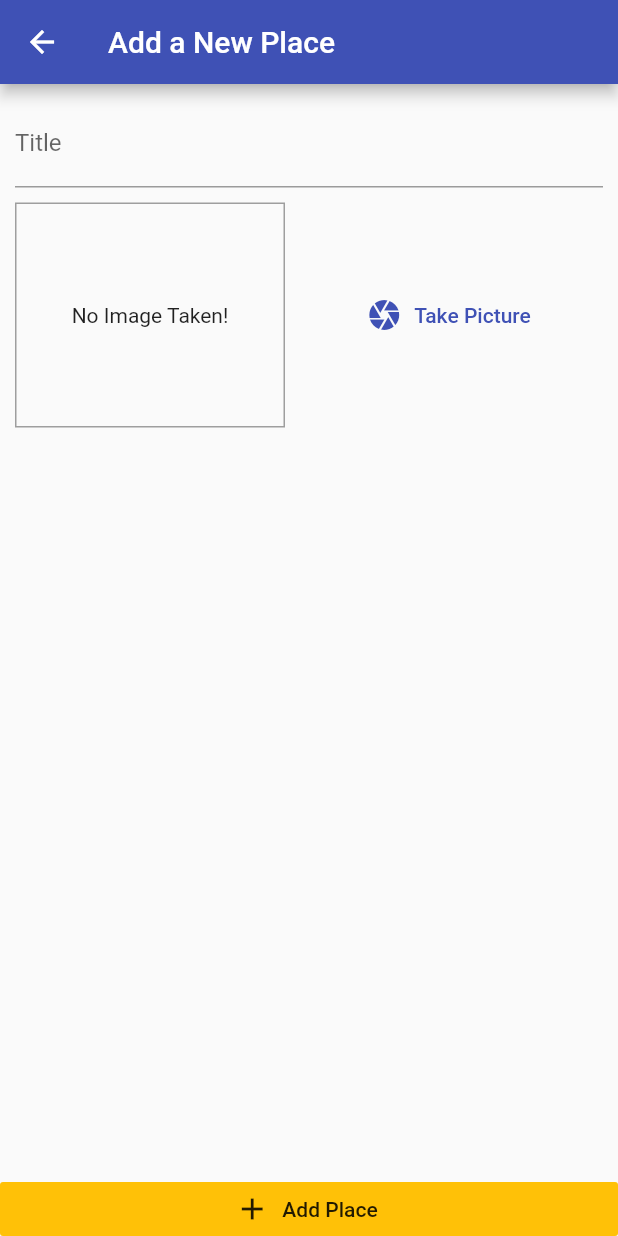
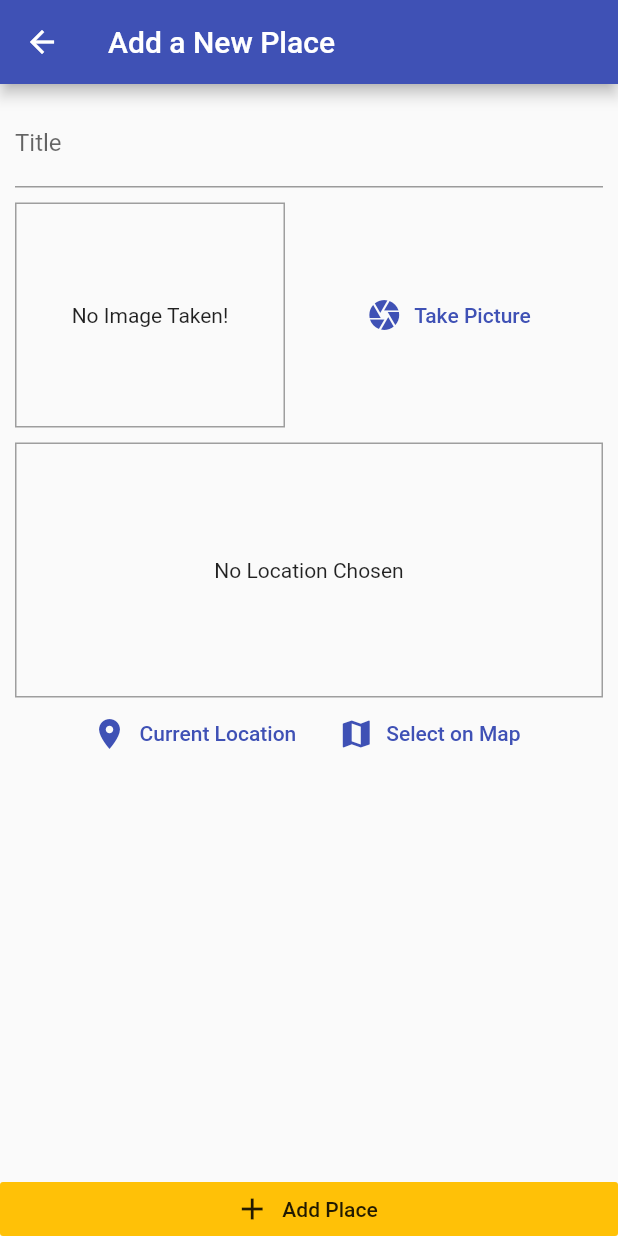
Before and after one commit to taydinadnan/Places_app, a Flutter app: the screen it shows after launch, after a tap on the "add" icon, on a phone screen of 412 x 824 dp. Run offline on Flutter 3.47's test engine with Material 2 defaults, Android fonts, the phone set to English and light mode, and no system bars; our stand-ins replace image_picker, location, sqflite; accounts and stored records are empty.

Commit message:
sqlite,Storing/Fetching Data with SQLite, Fetching User coordinates

```diff
--- /dev/null
+++ b/lib/helpers/db_helper.dart
@@ -0,0 +1,28 @@
+import 'package:sqflite/sqflite.dart' as sql;
+import 'package:path/path.dart' as path;
+import 'package:sqflite/sqlite_api.dart';
+
+class DBHelper {
+  static Future<Database> database() async {
+    final dbPath = await sql.getDatabasesPath();
+    return sql.openDatabase(path.join(dbPath, 'places.db'),
+        onCreate: (db, version) {
+      return db.execute(
+          'CREATE TABLE user_places(id TEXT PRIMARY KEY,title TEXT,image TEXT)');
+    }, version: 1);
+  }
+
+  static Future<void> insert(String table, Map<String, Object> data) async {
+    final db = await DBHelper.database();
+    db.insert(
+      table,
+      data,
+      conflictAlgorithm: ConflictAlgorithm.replace,
+    );
+  }
+
+  static Future<List<Map<String, dynamic>>> getData(String table) async {
+    final db = await DBHelper.database();
+    return db.query(table);
+  }
+}
--- a/lib/providers/great_places.dart
+++ b/lib/providers/great_places.dart
@@ -3,6 +3,7 @@ import 'dart:io';
 import 'package:flutter/foundation.dart';
 
 import '../models/place.dart';
+import '../helpers/db_helper.dart';
 
 class GreatPlaces with ChangeNotifier {
   List<Place> _items = [];
@@ -23,5 +24,25 @@ class GreatPlaces with ChangeNotifier {
     );
     _items.add(newPlace);
     notifyListeners();
+    DBHelper.insert('user_places', {
+      'id': newPlace.id,
+      'title': newPlace.title,
+      'image': newPlace.image.path,
+    });
+  }
+
+  Future<void> fetchAndSetPlaces() async {
+    final dataList = await DBHelper.getData('user_places');
+    _items = dataList
+        .map(
+          (item) => Place(
+            id: item['id'],
+            title: item['title'],
+            image: File(item['image']),
+            location: null,
+          ),
+        )
+        .toList();
+    notifyListeners();
   }
 }
--- a/lib/screens/add_place_screen.dart
+++ b/lib/screens/add_place_screen.dart
@@ -5,6 +5,7 @@ import 'package:provider/provider.dart';
 
 import '../widgets/image_input.dart';
 import '/providers/great_places.dart';
+import '../widgets/location_input.dart';
 
 class AddPlaceScreen extends StatefulWidget {
   static const routeName = '/add-place';
@@ -53,6 +54,10 @@ class _AddPlaceScreenState extends State<AddPlaceScreen> {
                       height: 10,
                     ),
                     ImageInput(_selectImage),
+                    SizedBox(
+                      height: 10,
+                    ),
+                    LocationInput(),
                   ],
                 ),
               ),
--- a/lib/screens/places_list_screen.dart
+++ b/lib/screens/places_list_screen.dart
@@ -19,7 +19,13 @@ class PlacesListScreen extends StatelessWidget {
           )
         ],
       ),
-      body: Consumer<GreatPlaces>(
+      body: FutureBuilder(
+        future: Provider.of<GreatPlaces>(context, listen: false)
+            .fetchAndSetPlaces(),
+        builder: (ctx, snapshot) => snapshot.connectionState ==
+                ConnectionState.waiting
+            ? Center(child: CircularProgressIndicator())
+            : Consumer<GreatPlaces>(
                 child: Center(
                   child: Text('Got no places yet, start adding some!'),
                 ),
@@ -40,6 +46,7 @@ class PlacesListScreen extends StatelessWidget {
                         ),
                       ),
               ),
+      ),
     );
   }
 }
--- a/lib/widgets/image_input.dart
+++ b/lib/widgets/image_input.dart
@@ -19,7 +19,6 @@ class _ImageInputState extends State<ImageInput> {
 
   Future<void> _takePicture() async {
     final picker = ImagePicker();
-    // ignore: deprecated_member_use
     final imageFile = await picker.pickImage(
       source: ImageSource.camera,
       maxWidth: 600,
--- /dev/null
+++ b/lib/widgets/location_input.dart
@@ -0,0 +1,66 @@
+import 'package:flutter/material.dart';
+import 'package:location/location.dart';
+
+class LocationInput extends StatefulWidget {
+  @override
+  _LocationInputState createState() => _LocationInputState();
+}
+
+class _LocationInputState extends State<LocationInput> {
+  String _previewImageUrl;
+
+  Future<void> _getCurrentUserLocation() async {
+    final locData = await Location().getLocation();
+    print(locData.latitude);
+    print(locData.longitude);
+  }
+
+  @override
+  Widget build(BuildContext context) {
+    return Column(
+      children: <Widget>[
+        Container(
+          height: 170,
+          width: double.infinity,
+          alignment: Alignment.center,
+          decoration: BoxDecoration(
+              border: Border.all(
+            width: 1,
+            color: Colors.grey,
+          )),
+          child: _previewImageUrl == null
+              ? Text(
+                  'No Location Chosen',
+                  textAlign: TextAlign.center,
+                )
+              : Image.network(
+                  _previewImageUrl,
+                  fit: BoxFit.cover,
+                  width: double.infinity,
+                ),
+        ),
+        Row(
+          mainAxisAlignment: MainAxisAlignment.center,
+          children: <Widget>[
+            FlatButton.icon(
+              icon: Icon(
+                Icons.location_on,
+              ),
+              label: Text('Current Location'),
+              textColor: Theme.of(context).primaryColor,
+              onPressed: _getCurrentUserLocation,
+            ),
+            FlatButton.icon(
+              icon: Icon(
+                Icons.map,
+              ),
+              label: Text('Select on Map'),
+              textColor: Theme.of(context).primaryColor,
+              onPressed: () {},
+            ),
+          ],
+        )
+      ],
+    );
+  }
+}
--- a/pubspec.yaml
+++ b/pubspec.yaml
@@ -27,6 +27,8 @@ dependencies:
   image_picker: ^0.8.2
   path_provider: ^2.0.2
   path: ^1.8.0
+  sqflite: ^1.1.5
+  location: ^4.3.0
 
 
   # The following adds the Cupertino Icons font to your application.
```
Also changed, not shown: pubspec.lock, 4 other files. Lines whose indentation alone changed are shown as unchanged.
